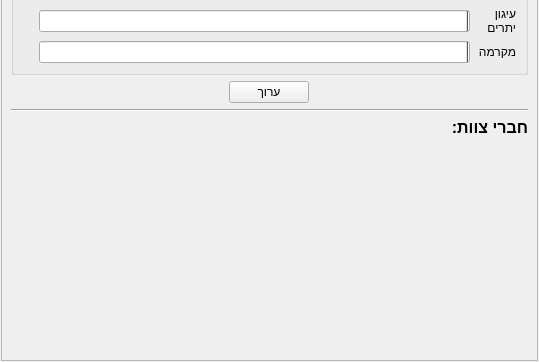
Qt form gui/resources/teamwidget.ui (PillowTweezers/PurMyun) before a commit; both pictures show x 0 to 539 and y 206 to 568 of the 539 by 568 pixel window.
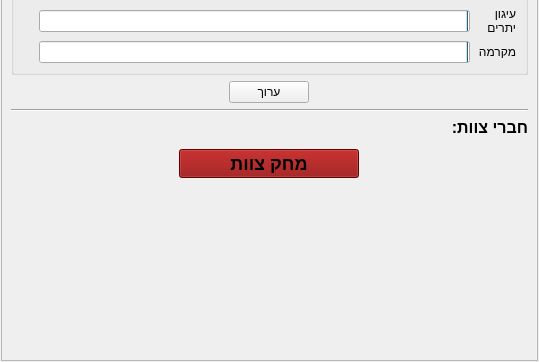
The same form after that commit. Icons and pictures are not drawn. Custom widgets are drawn as their Qt base class.

Commit message: Added remove team button

```diff
--- a/gui/resources/teamwidget.ui
+++ b/gui/resources/teamwidget.ui
@@ -368,6 +368,9 @@
           <property name="rightMargin">
            <number>80</number>
           </property>
+          <property name="bottomMargin">
+           <number>0</number>
+          </property>
           <item>
            <layout class="QHBoxLayout" name="horizontalLayout_2">
             <item>
@@ -378,6 +381,58 @@
          </layout>
         </widget>
        </item>
+       <item>
+        <layout class="QHBoxLayout" name="horizontalLayout_3">
+         <item>
+          <spacer name="horizontalSpacer_5">
+           <property name="orientation">
+            <enum>Qt::Horizontal</enum>
+           </property>
+           <property name="sizeHint" stdset="0">
+            <size>
+             <width>40</width>
+             <height>20</height>
+            </size>
+           </property>
+          </spacer>
+         </item>
+         <item>
+          <widget class="QPushButton" name="deleteTeamBtn">
+           <property name="sizePolicy">
+            <sizepolicy hsizetype="Fixed" vsizetype="Fixed">
+             <horstretch>0</horstretch>
+             <verstretch>0</verstretch>
+            </sizepolicy>
+           </property>
+           <property name="minimumSize">
+            <size>
+             <width>180</width>
+             <height>0</height>
+            </size>
+           </property>
+           <property name="styleSheet">
+            <string notr="true">font-weight:bold;font-size:18px;background:darkred;</string>
+           </property>
+           <property name="text">
+            <string>מחק צוות</string>
+           </property>
+          </widget>
+         </item>
+         <item>
+          <spacer name="horizontalSpacer_4">
+           <property name="orientation">
+            <enum>Qt::Horizontal</enum>
+           </property>
+           <property name="sizeHint" stdset="0">
+            <size>
+             <width>40</width>
+             <height>20</height>
+            </size>
+           </property>
+          </spacer>
+         </item>
+        </layout>
+       </item>
        <item>
         <spacer name="verticalSpacer">
          <property name="orientation">
```
The commit also changes 4 other files.
